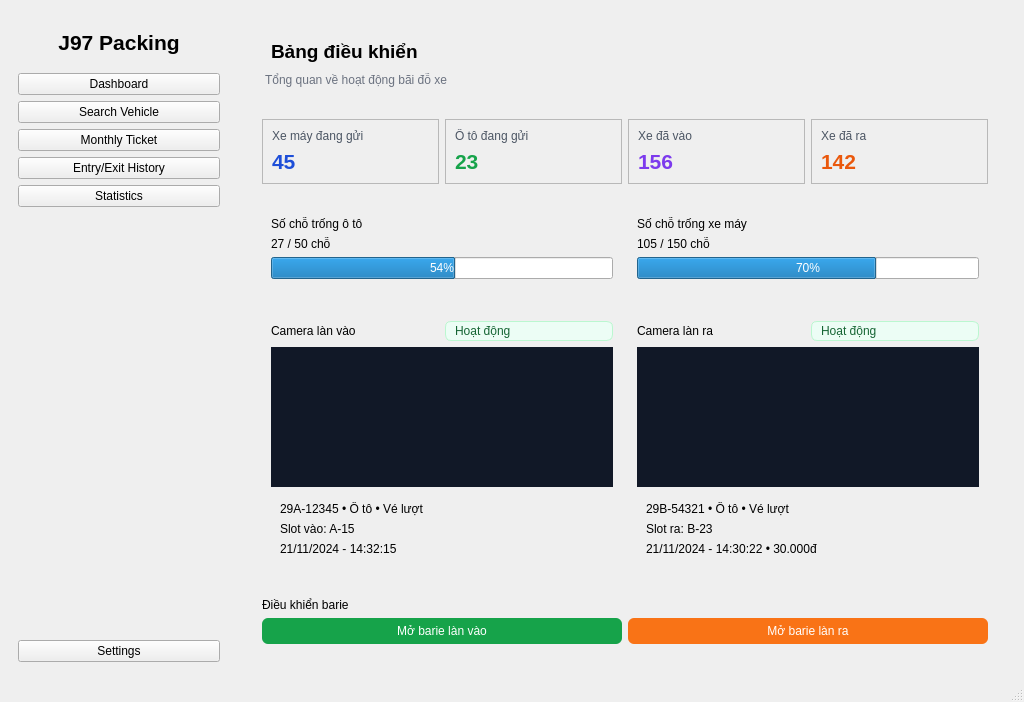
Old version of the form 2. App_Desktop/ui/app_mainwindow.ui in the repository 2pvq2/Smart_Parking_System.
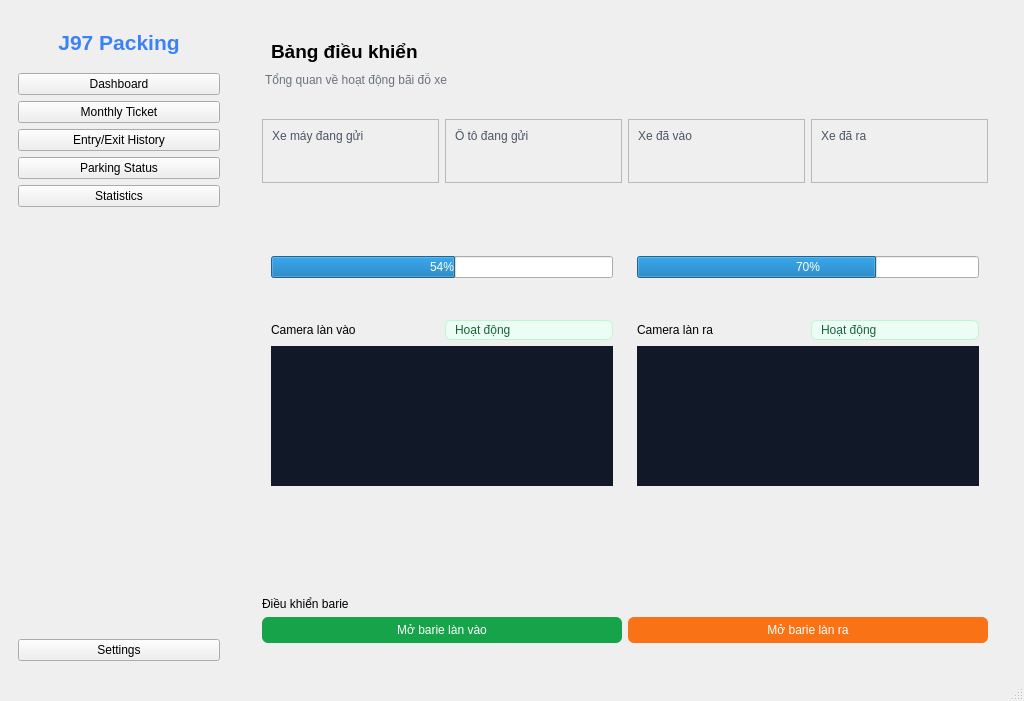
New version of the form.

Commit message: Update: Remove Search page, add error display on lanes, implement configurable slot constants

```diff
--- a/2. App_Desktop/ui/app_mainwindow.ui
+++ b/2. App_Desktop/ui/app_mainwindow.ui
@@ -33,7 +33,7 @@
           <set>Qt::AlignCenter</set>
          </property>
          <property name="styleSheet">
-          <string>font-weight:bold; font-size:16pt; padding:12px;</string>
+          <string>font-weight:bold; font-size:16pt; padding:12px;color: #3B82F6;</string>
          </property>
         </widget>
        </item>
@@ -44,13 +44,6 @@
          </property>
         </widget>
        </item>
-       <item>
-        <widget class="QPushButton" name="btnSearch">
-         <property name="text">
-          <string>Search Vehicle</string>
-         </property>
-        </widget>
-       </item>
        <item>
         <widget class="QPushButton" name="btnMonthly">
          <property name="text">
@@ -65,6 +58,13 @@
          </property>
         </widget>
        </item>
+       <item>
+        <widget class="QPushButton" name="btnParkingMap">
+         <property name="text">
+          <string>Parking Status</string>
+         </property>
+        </widget>
+       </item>
        <item>
         <widget class="QPushButton" name="btnStatistics">
          <property name="text">
@@ -162,7 +162,7 @@
                  <item>
                   <widget class="QLabel" name="stat1_value">
                    <property name="text">
-                    <string>45</string>
+                    <string></string>
                    </property>
                    <property name="styleSheet">
                     <string>color:#1d4ed8; font-size:16pt; font-weight:600;</string>
@@ -191,7 +191,7 @@
                  <item>
                   <widget class="QLabel" name="stat2_value">
                    <property name="text">
-                    <string>23</string>
+                    <string></string>
                    </property>
                    <property name="styleSheet">
                     <string>color:#16a34a; font-size:16pt; font-weight:600;</string>
@@ -220,7 +220,7 @@
                  <item>
                   <widget class="QLabel" name="stat3_value">
                    <property name="text">
-                    <string>156</string>
+                    <string></string>
                    </property>
                    <property name="styleSheet">
                     <string>color:#7c3aed; font-size:16pt; font-weight:600;</string>
@@ -249,7 +249,7 @@
                  <item>
                   <widget class="QLabel" name="stat4_value">
                    <property name="text">
-                    <string>142</string>
+                    <string></string>
                    </property>
                    <property name="styleSheet">
                     <string>color:#ea580c; font-size:16pt; font-weight:600;</string>
@@ -273,14 +273,14 @@
                  <item>
                   <widget class="QLabel" name="avail1_label">
                    <property name="text">
-                    <string>Số chỗ trống ô tô</string>
+                    <string></string>
                    </property>
                   </widget>
                  </item>
                  <item>
                   <widget class="QLabel" name="avail1_value">
                    <property name="text">
-                    <string>27 / 50 chỗ</string>
+                    <string></string>
                    </property>
                   </widget>
                  </item>
@@ -306,14 +306,14 @@
                  <item>
                   <widget class="QLabel" name="avail2_label">
                    <property name="text">
-                    <string>Số chỗ trống xe máy</string>
+                    <string></string>
                    </property>
                   </widget>
                  </item>
                  <item>
                   <widget class="QLabel" name="avail2_value">
                    <property name="text">
-                    <string>105 / 150 chỗ</string>
+                    <string></string>
                    </property>
                   </widget>
                  </item>
@@ -372,7 +372,7 @@
                    </property>
                    <property name="minimumSize">
                     <size>
-                     <width>200</width>
+                     <width>140</width>
                      <height>140</height>
                     </size>
                    </property>
@@ -390,21 +390,21 @@
                     <item>
                      <widget class="QLabel" name="latestEntry_plate">
                       <property name="text">
-                       <string>29A-12345 • Ô tô • Vé lượt</string>
+                       <string></string>
                       </property>
                      </widget>
                     </item>
                     <item>
                      <widget class="QLabel" name="latestEntry_slot">
                       <property name="text">
-                       <string>Slot vào: A-15</string>
+                       <string> </string>
                       </property>
                      </widget>
                     </item>
                     <item>
                      <widget class="QLabel" name="latestEntry_time">
                       <property name="text">
-                       <string>21/11/2024 - 14:32:15</string>
+                       <string></string>
                       </property>
                      </widget>
                     </item>
@@ -445,7 +445,7 @@
                    </property>
                    <property name="minimumSize">
                     <size>
-                     <width>200</width>
+                     <width>140</width>
                      <height>140</height>
                     </size>
                    </property>
@@ -463,21 +463,21 @@
                     <item>
                      <widget class="QLabel" name="latestExit_plate">
                       <property name="text">
-                       <string>29B-54321 • Ô tô • Vé lượt</string>
+                       <string></string>
                       </property>
                      </widget>
                     </item>
                     <item>
                      <widget class="QLabel" name="latestExit_slot">
                       <property name="text">
-                       <string>Slot ra: B-23</string>
+                       <string></string>
                       </property>
                      </widget>
                     </item>
                     <item>
                      <widget class="QLabel" name="latestExit_time_price">
                       <property name="text">
-                       <string>21/11/2024 - 14:30:22 • 30.000đ</string>
+                       <string></string>
                       </property>
                      </widget>
                     </item>
@@ -531,28 +531,10 @@
            </item>
           </layout>
          </widget>
-         <!-- Page: Search Vehicle -->
-         <widget class="QWidget" name="pageSearch">
-          <attribute name="title">
-           <string>Search Vehicle</string>
-          </attribute>
-          <layout class="QVBoxLayout" name="verticalLayout_4">
-           <item>
-            <widget class="QLabel" name="lblSearch">
-             <property name="text">
-              <string>Search Vehicle</string>
-             </property>
-             <property name="alignment">
-              <set>Qt::AlignCenter</set>
-             </property>
-            </widget>
-           </item>
-          </layout>
-         </widget>
          <!-- Page: Monthly Ticket -->
          <widget class="QWidget" name="pageMonthly">
           <attribute name="title">
-           <string>Monthly Ticket</string>
+           <string>Vé tháng</string>
           </attribute>
           <layout class="QVBoxLayout" name="verticalLayout_5">
            <item>
@@ -570,7 +552,7 @@
          <!-- Page: Entry/Exit History -->
          <widget class="QWidget" name="pageHistory">
           <attribute name="title">
-           <string>EntryExitHistory</string>
+           <string>Lịch sử vào/ra</string>
           </attribute>
           <layout class="QVBoxLayout" name="verticalLayout_6">
            <item>
@@ -588,7 +570,7 @@
          <!-- Page: Statistics -->
          <widget class="QWidget" name="pageStatistics">
           <attribute name="title">
-           <string>Statistics</string>
+           <string>Thống kê</string>
           </attribute>
           <layout class="QVBoxLayout" name="verticalLayout_7">
            <item>
@@ -606,7 +588,7 @@
          <!-- Page: Settings -->
          <widget class="QWidget" name="pageSettings">
           <attribute name="title">
-           <string>Settings</string>
+           <string>Cài đặt</string>
           </attribute>
           <layout class="QVBoxLayout" name="verticalLayout_8">
            <item>
```
Left out of the diff: 8 changed lines with no effect on the pictures. The commit also changes 114 other files.
